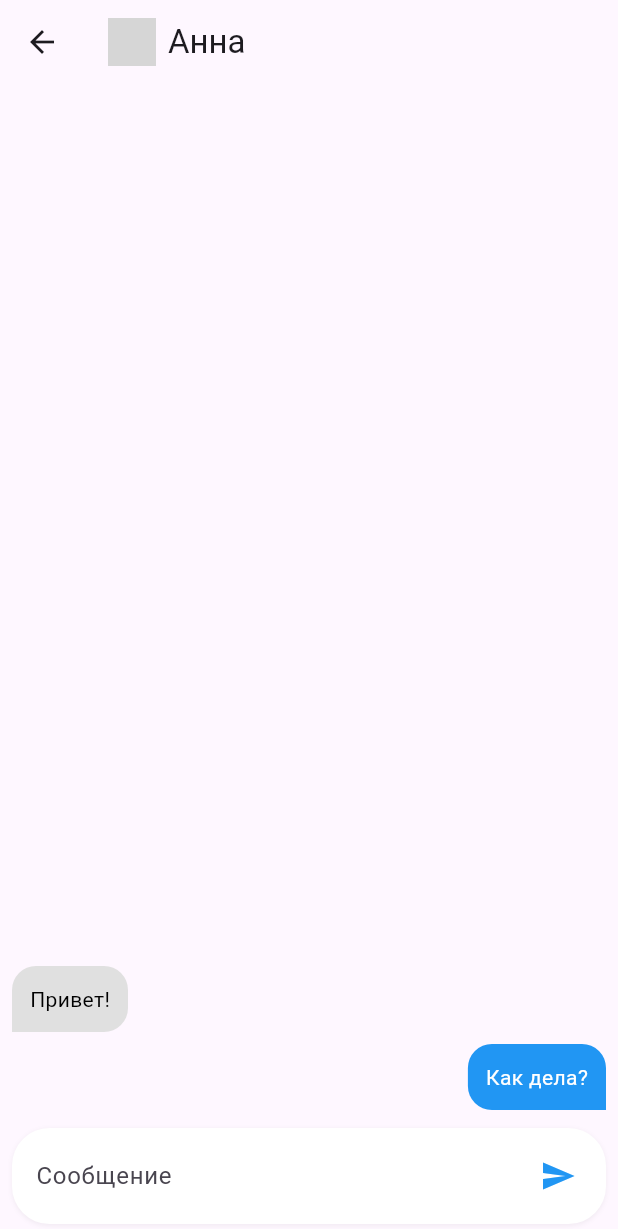
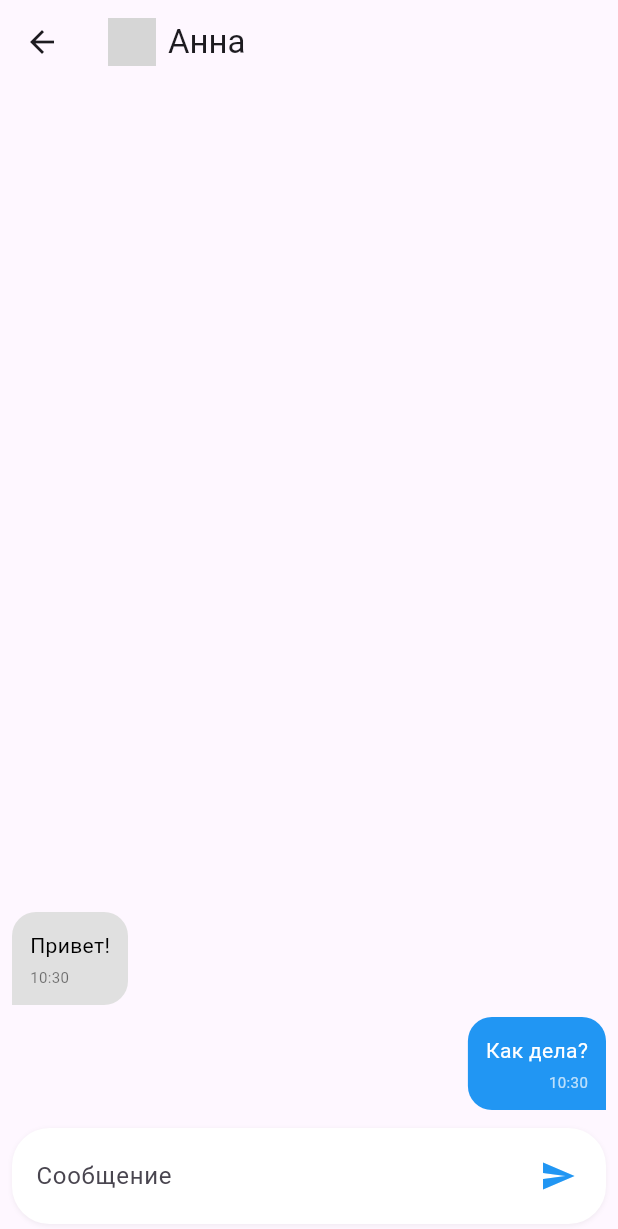
Before and after one commit to DoszhanAlybayev/messenger, a Flutter app: the screen it shows after launch, after a tap on "Анна", on a phone screen of 412 x 824 dp. Shown: the top 1229 px of the screen. Run offline on Flutter 3.47's test engine with Material 3 defaults, Android fonts, the phone set to English and light mode, and no system bars; our stand-ins replace bloc, equatable, flutter_bloc, image_picker, shared_preferences; network calls fail; grey boxes are pictures that could not be loaded.

Commit message:
показывает время

```diff
--- a/messenger/lib/home_page.dart
+++ b/messenger/lib/home_page.dart
@@ -13,7 +13,7 @@ class HomePage extends StatefulWidget {
 class _HomePageState extends State<HomePage> {
   int _selectedIndex = 0;
 
-  static const List<Widget> _widgetOptions = <Widget>[
+ static final List<Widget> _widgetOptions = <Widget>[
     // Теперь здесь наш полноценный экран списка чатов
     ChatListScreen(),
     // Заглушка для поиска пользователей
--- a/messenger/lib/models/chat.dart
+++ b/messenger/lib/models/chat.dart
@@ -1,14 +1,17 @@
 // lib/models/chat.dart
+
 class Chat {
   final String id;
   final String name;
   final String lastMessage;
   final String avatarUrl;
+  final DateTime lastMessageTimestamp; // Добавляем новое поле для времени
 
   const Chat({
     required this.id,
     required this.name,
     required this.lastMessage,
     required this.avatarUrl,
+    required this.lastMessageTimestamp, // Обновляем конструктор
   });
 }
--- a/messenger/lib/screens/chat_screen.dart
+++ b/messenger/lib/screens/chat_screen.dart
@@ -1,11 +1,12 @@
 // lib/screens/chat_screen.dart
 import 'package:flutter/material.dart';
 import 'package:flutter_bloc/flutter_bloc.dart';
+import 'package:intl/intl.dart';
 import 'package:messenger/models/chat.dart';
 import 'package:messenger/bloc/chat_bloc.dart';
 import 'package:messenger/bloc/chat_event.dart';
 import 'package:messenger/bloc/chat_state.dart';
-import 'package:messenger/widgets/message_bubble.dart'; // Импорт нового виджета
+import 'package:messenger/widgets/message_bubble.dart';
 
 class ChatScreen extends StatelessWidget {
   final Chat chat;
@@ -34,8 +35,13 @@ class _ChatViewState extends State<ChatView> {
   @override
   void initState() {
     super.initState();
-    // Отправляем событие загрузки при инициализации
     context.read<ChatBloc>().add(LoadMessages());
+  }
+
+  @override
+  void dispose() {
+    _textController.dispose();
+    super.dispose();
   }
 
   void _handleSubmitted(String text) {
@@ -66,14 +72,17 @@ class _ChatViewState extends State<ChatView> {
               builder: (context, state) {
                 if (state is ChatLoaded) {
                   return ListView.builder(
-                    reverse: true, // Чтобы сообщения были снизу вверх
+                    reverse: true,
                     itemCount: state.messages.length,
                     itemBuilder: (context, index) {
                       final message = state.messages[state.messages.length - 1 - index];
                       final isMe = message.sender == 'Я';
+                      final formattedTime = DateFormat('HH:mm').format(message.timestamp);
+
                       return MessageBubble(
                         text: message.text,
                         isMe: isMe,
+                        time: formattedTime,
                       );
                     },
                   );
@@ -93,7 +102,7 @@ class _ChatViewState extends State<ChatView> {
       padding: const EdgeInsets.all(8.0),
       decoration: BoxDecoration(
         color: Colors.white,
-        borderRadius: BorderRadius.circular(25.0), // Делаем контейнер круглым
+        borderRadius: BorderRadius.circular(25.0),
         boxShadow: [
           BoxShadow(
             offset: const Offset(0, 1),
@@ -105,19 +114,19 @@ class _ChatViewState extends State<ChatView> {
       margin: const EdgeInsets.symmetric(horizontal: 8.0, vertical: 8.0),
       child: Row(
         children: [
-          const SizedBox(width: 8.0), // Небольшой отступ слева от текста
+          const SizedBox(width: 8.0),
           Expanded(
             child: TextField(
               controller: controller,
               onSubmitted: onSubmitted,
               decoration: const InputDecoration(
-                border: InputBorder.none, // Убираем стандартную границу TextField
+                border: InputBorder.none,
                 hintText: 'Сообщение',
               ),
             ),
           ),
           IconButton(
-            icon: const Icon(Icons.send, color: Colors.blue), // Можно добавить цвет иконке
+            icon: const Icon(Icons.send, color: Colors.blue),
             onPressed: () => onSubmitted(controller.text),
           ),
         ],
--- a/messenger/lib/widgets/message_bubble.dart
+++ b/messenger/lib/widgets/message_bubble.dart
@@ -4,11 +4,13 @@ import 'package:flutter/material.dart';
 class MessageBubble extends StatelessWidget {
   final String text;
   final bool isMe;
+  final String time; // Добавляем новый параметр для времени
 
   const MessageBubble({
     super.key,
     required this.text,
     required this.isMe,
+    required this.time, // Обновляем конструктор
   });
 
   @override
@@ -27,11 +29,24 @@ class MessageBubble extends StatelessWidget {
             bottomRight: isMe ? const Radius.circular(0) : const Radius.circular(16.0),
           ),
         ),
-        child: Text(
-          text,
-          style: TextStyle(
-            color: isMe ? Colors.white : Colors.black,
-          ),
+        child: Column( // Используем Column, чтобы разместить текст и время
+          crossAxisAlignment: isMe ? CrossAxisAlignment.end : CrossAxisAlignment.start,
+          children: [
+            Text(
+              text,
+              style: TextStyle(
+                color: isMe ? Colors.white : Colors.black,
+              ),
+            ),
+            const SizedBox(height: 4),
+            Text(
+              time, // Отображаем время
+              style: TextStyle(
+                fontSize: 10,
+                color: isMe ? Colors.white70 : Colors.black54,
+              ),
+            ),
+          ],
         ),
       ),
     );
--- a/messenger/pubspec.yaml
+++ b/messenger/pubspec.yaml
@@ -34,6 +34,7 @@ dependencies:
   equatable: ^2.0.5
   image_picker: ^1.0.4
   shared_preferences: ^2.2.2
+  intl: ^0.18.1
 
   # The following adds the Cupertino Icons font to your application.
   # Use with the CupertinoIcons class for iOS style icons.
```
Also changed, not shown: messenger/lib/screens/chat_list_screen.dart (+11 -6 lines), messenger/pubspec.lock.
